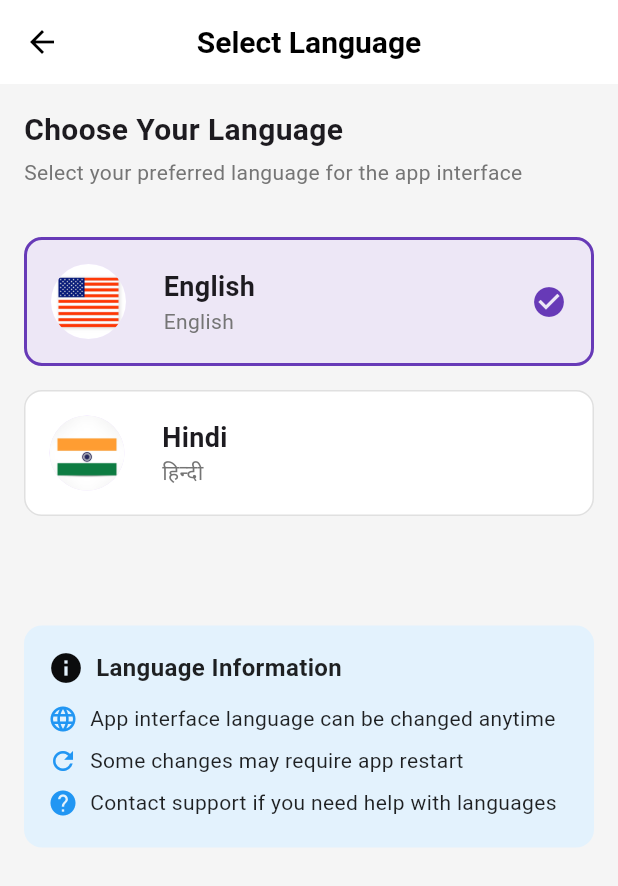
After one commit to Romy907/canteen, a Flutter app: the LanguageSelectionScreen screen opened directly, on a phone screen of 412 x 824 dp. The commit adds this screen. Shown: the top 886 px of the screen. Run offline on Flutter 3.47's test engine with Material 3 defaults, Android fonts, the phone set to English and light mode, and no system bars; our stand-ins replace firebase_auth, firebase_core, firebase_database, fl_chart, flutter_animate, flutter_image_compress and 5 more; accounts and stored records are empty.

Commit message:
Add new images to assets and update Privacy Policy text formatting; make language selection screen

```diff
--- /dev/null
+++ b/lib/Student/LanguageSelectionScreen.dart
@@ -0,0 +1,182 @@
+import 'package:flutter/material.dart';
+
+class LanguageSelectionScreen extends StatefulWidget {
+  @override
+  _LanguageSelectionScreenState createState() =>
+      _LanguageSelectionScreenState();
+}
+
+class _LanguageSelectionScreenState extends State<LanguageSelectionScreen> {
+  String selectedLanguage = 'English';
+
+  void _changeLanguage(String language) {
+    setState(() {
+      selectedLanguage = language;
+    });
+  }
+
+  Widget _buildLanguageOption({
+    required String language,
+    required String subtitle,
+    required String flagAsset,
+  }) {
+    bool isSelected = selectedLanguage == language;
+    return GestureDetector(
+      onTap: () => _changeLanguage(language),
+      child: Container(
+        margin: EdgeInsets.symmetric(vertical: 8),
+        padding: EdgeInsets.all(16),
+        decoration: BoxDecoration(
+          color: isSelected ? Color(0xFFEDE7F6) : Colors.white,
+          borderRadius: BorderRadius.circular(12),
+          border: Border.all(
+            color: isSelected ? Color(0xFF673AB7) : Colors.grey.shade300,
+            width: isSelected ? 2 : 1,
+          ),
+        ),
+        child: Row(
+          children: [
+            // Country Flag
+            CircleAvatar(
+              radius: 25,
+              backgroundImage: AssetImage(flagAsset),
+            ),
+            SizedBox(width: 25),
+
+            // Language Text
+            Expanded(
+              child: Column(
+                crossAxisAlignment: CrossAxisAlignment.start,
+                children: [
+                  Text(
+                    language,
+                    style: TextStyle(
+                      fontSize: 18,
+                      fontWeight: FontWeight.bold,
+                    ),
+                  ),
+                  Text(
+                    subtitle,
+                    style: TextStyle(
+                      fontSize: 14,
+                      color: Colors.grey.shade600,
+                    ),
+                  ),
+                ],
+              ),
+            ),
+
+            // Selection Checkmark
+            if (isSelected)
+              Icon(
+                Icons.check_circle,
+                color: Color(0xFF673AB7),
+              ),
+          ],
+        ),
+      ),
+    );
+  }
+
+  @override
+  Widget build(BuildContext context) {
+    return Scaffold(
+      backgroundColor: Colors.grey.shade100,
+      appBar: AppBar(
+        title: Text('Select Language'),
+        backgroundColor: Colors.white,
+        elevation: 0,
+        centerTitle: true,
+        titleTextStyle: TextStyle(
+          fontSize: 20,
+          fontWeight: FontWeight.bold,
+          color: Colors.black,
+        ),
+        iconTheme: IconThemeData(color: Colors.black),
+      ),
+      body: Padding(
+        padding: const EdgeInsets.all(16.0),
+        child: Column(
+          crossAxisAlignment: CrossAxisAlignment.start,
+          children: [
+            Text(
+              "Choose Your Language",
+              style: TextStyle(fontSize: 20, fontWeight: FontWeight.bold),
+            ),
+            SizedBox(height: 4),
+            Text(
+              "Select your preferred language for the app interface",
+              style: TextStyle(fontSize: 14, color: Colors.grey.shade600),
+            ),
+            SizedBox(height: 25),
+
+            // Language Selection Options
+            _buildLanguageOption(
+              language: "English",
+              subtitle: "English",
+              flagAsset: "assets/img/us_image.png",
+            ),
+            _buildLanguageOption(
+              language: "Hindi",
+              subtitle: "हिन्दी",
+              flagAsset: "assets/img/india_image.png",
+            ),
+
+            SizedBox(height: 65),
+
+            // Language Information Box
+            Container(
+              padding: EdgeInsets.all(16),
+              decoration: BoxDecoration(
+                color: Colors.blue.shade50,
+                borderRadius: BorderRadius.circular(12),
+              ),
+              child: Column(
+                crossAxisAlignment: CrossAxisAlignment.start,
+                children: [
+                  Row(
+                    children: [
+                      Icon(Icons.info, color: const Color.fromARGB(255, 11, 12, 13)),
+                      SizedBox(width: 8),
+                      Text(
+                        "Language Information",
+                        style: TextStyle(
+                          fontSize: 16,
+                          fontWeight: FontWeight.bold,
+                          color: Colors.black87,
+
+                        ),
+                      ),
+                    ],
+                  ),
+                  SizedBox(height: 8),
+                  _infoText(Icons.language, "App interface language can be changed anytime"),
+                  _infoText(Icons.refresh, "Some changes may require app restart"),
+                  _infoText(Icons.help, "Contact support if you need help with languages"),
+                ],
+              ),
+            ),
+          ],
+        ),
+      ),
+    );
+  }
+
+  Widget _infoText(IconData icon, String text) {
+    return Padding(
+      padding: const EdgeInsets.symmetric(vertical: 4),
+      child: Row(
+        children: [
+          Icon(icon, color: Colors.blue, size: 20),
+          SizedBox(width: 8),
+          Expanded(
+            child: Text(
+              text,
+              style: TextStyle(fontSize: 14, color: Colors.black87),
+            ),
+          ),
+        ],
+      ),
+    );
+  }
+}
--- a/lib/Student/PrivacyPolicyScreen.dart
+++ b/lib/Student/PrivacyPolicyScreen.dart
@@ -27,13 +27,13 @@ class PrivacyPolicyScreen extends StatelessWidget {
                   ),
                   SizedBox(height: 16),
                   Text(
-                    '🔹 **Data Collection:** We collect necessary user information such as name, contact details, and order history for service improvement.\n\n'
-                    '🔹 **Secure Payments:** Transactions are processed through encrypted and secure payment gateways.\n\n'
+                    '🔹Data Collection:We collect necessary user information such as name, contact details, and order history for service improvement.\n\n'
+                    '🔹Secure Payments:Transactions are processed through encrypted and secure payment gateways.\n\n'
 
-                    '🔹 **Third-Party Services:** Some features may rely on third-party APIs, but no personal data is shared without consent.\n\n'
-                    '🔹 **User Rights:** You can request data deletion or modification anytime.\n\n'
-                    '🔹 **Data Storage:** Your data is securely stored and regularly audited for safety.\n\n'
-                    '🔹 **Policy Updates:** Our policies are updated periodically to align with legal requirements and best practices.',
+                    '🔹Third-Party Services:Some features may rely on third-party APIs, but no personal data is shared without consent.\n\n'
+                    '🔹User Rights:You can request data deletion or modification anytime.\n\n'
+                    '🔹Data Storage:Your data is securely stored and regularly audited for safety.\n\n'
+                    '🔹Policy Updates:Our policies are updated periodically to align with legal requirements and best practices.',
                     style: TextStyle(fontSize: 14),
                   ),
                   SizedBox(height: 20),
--- a/pubspec.yaml
+++ b/pubspec.yaml
@@ -82,7 +82,8 @@ flutter:
 
   # To add assets to your application, add an assets section, like this:
   assets:
-   - assets/img/
+   - assets/img/india_image.png
+   - assets/img/us_image.png
    - assets/images/
 
 
```
Also changed, not shown: lib/Student/LanguageSettingScreen.dart (deleted, +0 -75 lines), lib/Student/StudentSettingScreen.dart (+13 -48 lines), assets/img/india_image.png (added), assets/img/us_image.png (added).
